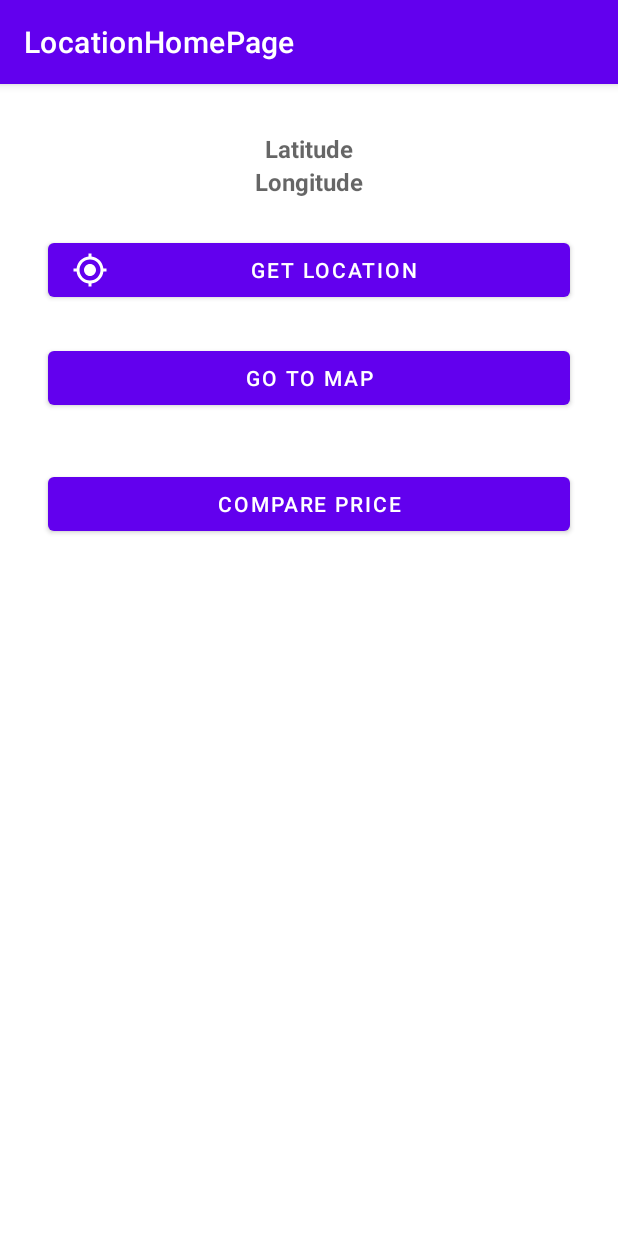
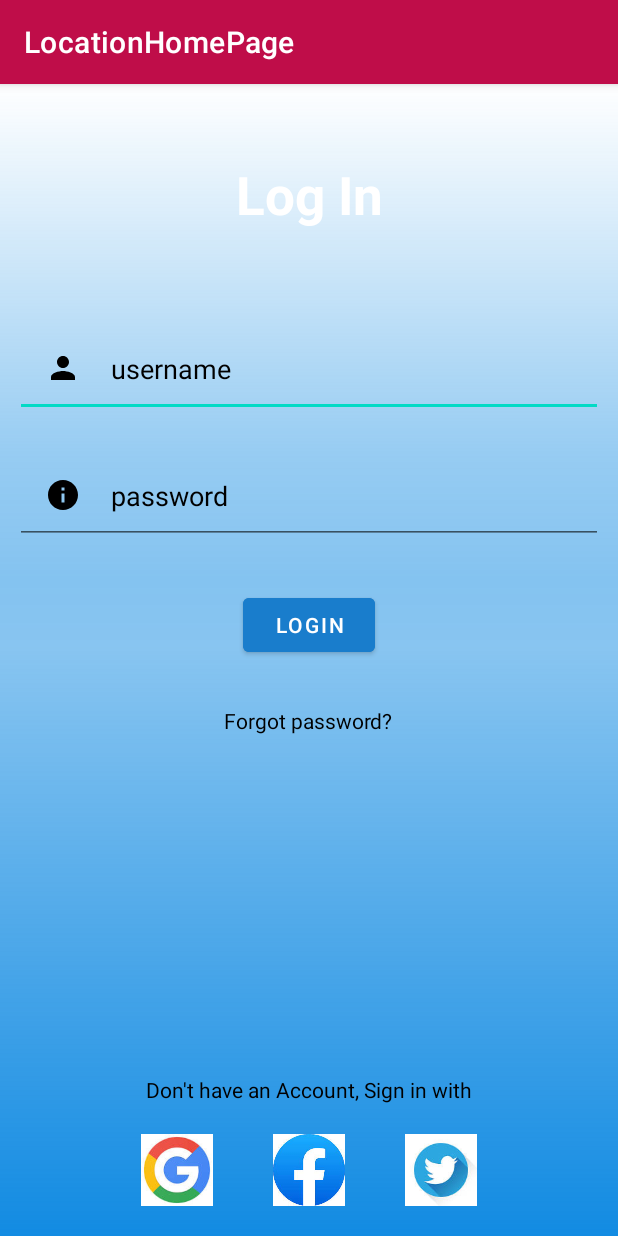
Before and after one commit to johnmakgakgadev/open-team6, an Android app: the screen it shows after launch (MainActivity before the commit, Login1 after it), on a phone screen of 412 x 824 dp. Run offline under Robolectric (Android 15) with nearby library versions, the phone set to English and light mode, and no system bars.

Commit message:
code base with login screen

```diff
--- a/app/src/main/java/com/example/locationhomepage/SplashScreen.kt
+++ b/app/src/main/java/com/example/locationhomepage/Interface/SplashScreen.kt
@@ -1,4 +1,4 @@
-package com.example.locationhomepage
+package com.example.locationhomepage.Interface
 
 import android.content.Intent
 import androidx.appcompat.app.AppCompatActivity
@@ -6,6 +6,8 @@ import android.os.Bundle
 import android.os.Handler
 import android.os.Looper
 import android.view.WindowManager
+import com.example.locationhomepage.Login1
+import com.example.locationhomepage.MainActivity
 import com.example.locationhomepage.databinding.ActivitySplashScreenBinding
 
 class SplashScreen : AppCompatActivity() {
@@ -24,7 +26,7 @@ class SplashScreen : AppCompatActivity() {
         )
 
         Handler(Looper.getMainLooper()).postDelayed({
-            val intent = Intent(this, MainActivity::class.java)
+            val intent = Intent(this, Login1::class.java)
             startActivity(intent)
             finish()
         }, 5000)
--- /dev/null
+++ b/app/src/main/java/com/example/locationhomepage/Login1.kt
@@ -0,0 +1,22 @@
+package com.example.locationhomepage
+
+import android.annotation.SuppressLint
+import android.content.Intent
+import androidx.appcompat.app.AppCompatActivity
+import android.os.Bundle
+import android.widget.Button
+
+class Login1 : AppCompatActivity() {
+    @SuppressLint("MissingInflatedId")
+    override fun onCreate(savedInstanceState: Bundle?) {
+        super.onCreate(savedInstanceState)
+        setContentView(R.layout.activity_login1)
+
+        val login_btn : Button = findViewById(R.id.loginbtn)
+
+        login_btn.setOnClickListener {
+            val intent = Intent(applicationContext, MainActivity::class.java)
+            startActivity(intent)
+        }
+    }
+}
--- /dev/null
+++ b/app/src/main/res/drawable-v24/ic_baseline_info_24.xml
@@ -0,0 +1,5 @@
+<vector android:height="24dp" android:tint="#000000"
+    android:viewportHeight="24" android:viewportWidth="24"
+    android:width="24dp" xmlns:android="http://schemas.android.com/apk/res/android">
+    <path android:fillColor="@android:color/white" android:pathData="M12,2C6.48,2 2,6.48 2,12s4.48,10 10,10 10,-4.48 10,-10S17.52,2 12,2zM13,17h-2v-6h2v6zM13,9h-2L11,7h2v2z"/>
+</vector>
--- /dev/null
+++ b/app/src/main/res/drawable-v24/ic_baseline_location_on_24.xml
@@ -0,0 +1,5 @@
+<vector android:autoMirrored="true" android:height="24dp"
+    android:tint="#F1A509" android:viewportHeight="24"
+    android:viewportWidth="24" android:width="24dp" xmlns:android="http://schemas.android.com/apk/res/android">
+    <path android:fillColor="@android:color/white" android:pathData="M12,2C8.13,2 5,5.13 5,9c0,5.25 7,13 7,13s7,-7.75 7,-13c0,-3.87 -3.13,-7 -7,-7zM12,11.5c-1.38,0 -2.5,-1.12 -2.5,-2.5s1.12,-2.5 2.5,-2.5 2.5,1.12 2.5,2.5 -1.12,2.5 -2.5,2.5z"/>
+</vector>
--- /dev/null
+++ b/app/src/main/res/drawable-v24/ic_baseline_person_24.xml
@@ -0,0 +1,5 @@
+<vector android:height="24dp" android:tint="#000000"
+    android:viewportHeight="24" android:viewportWidth="24"
+    android:width="24dp" xmlns:android="http://schemas.android.com/apk/res/android">
+    <path android:fillColor="@android:color/white" android:pathData="M12,12c2.21,0 4,-1.79 4,-4s-1.79,-4 -4,-4 -4,1.79 -4,4 1.79,4 4,4zM12,14c-2.67,0 -8,1.34 -8,4v2h16v-2c0,-2.66 -5.33,-4 -8,-4z"/>
+</vector>
--- /dev/null
+++ b/app/src/main/res/drawable-v24/rectangle_1__1_.xml
@@ -0,0 +1,24 @@
+<vector xmlns:android="http://schemas.android.com/apk/res/android"
+    xmlns:aapt="http://schemas.android.com/aapt"
+    android:width="400dp"
+    android:height="537dp"
+    android:viewportWidth="400"
+    android:viewportHeight="537">
+  <path
+      android:pathData="M0,0h400v537h-400z">
+    <aapt:attr name="android:fillColor">
+      <gradient
+          android:startX="200"
+          android:startY="0"
+          android:endX="200"
+          android:endY="537"
+          android:type="linear">
+        <item android:offset="0" android:color="#003A9CE2"/>
+        <item android:offset="0.32" android:color="#70128BE2"/>
+        <item android:offset="0.43" android:color="#84128BE2"/>
+        <item android:offset="0.49" android:color="#80128BE2"/>
+        <item android:offset="1" android:color="#FF128BE2"/>
+      </gradient>
+    </aapt:attr>
+  </path>
+</vector>
--- /dev/null
+++ b/app/src/main/res/layout/activity_login1.xml
@@ -0,0 +1,125 @@
+<?xml version="1.0" encoding="utf-8"?>
+<RelativeLayout xmlns:android="http://schemas.android.com/apk/res/android"
+    xmlns:app="http://schemas.android.com/apk/res-auto"
+    xmlns:tools="http://schemas.android.com/tools"
+    android:layout_width="match_parent"
+    android:layout_height="match_parent"
+    tools:context=".Login1"
+    android:background="@drawable/rectangle_1__1_">
+
+
+    <TextView
+        android:id="@+id/signin"
+        android:layout_width="match_parent"
+        android:layout_height="wrap_content"
+        android:layout_marginStart="50dp"
+        android:layout_marginTop="50dp"
+        android:layout_marginEnd="50dp"
+        android:layout_marginBottom="50dp"
+        android:gravity="center"
+        android:text="Log In"
+        android:textColor="@color/white"
+        android:textSize="35dp"
+        android:textStyle="bold" />
+
+    <EditText
+        android:id="@+id/username"
+        android:layout_width="match_parent"
+        android:layout_height="wrap_content"
+        android:layout_below="@id/signin"
+        android:layout_marginStart="10dp"
+        android:layout_marginTop="10dp"
+        android:layout_marginEnd="10dp"
+        android:layout_marginBottom="10dp"
+        android:hint="username"
+        android:padding="20dp"
+        android:textColor="@color/black"
+        android:textColorHint="@color/black"
+        android:drawableLeft="@drawable/ic_baseline_person_24"
+        android:drawablePadding="20dp"/>
+
+    <EditText
+        android:id="@+id/password"
+        android:layout_width="match_parent"
+        android:layout_height="wrap_content"
+        android:layout_below="@id/username"
+        android:layout_marginStart="10dp"
+        android:layout_marginTop="10dp"
+        android:layout_marginEnd="10dp"
+        android:layout_marginBottom="10dp"
+        android:hint="password"
+        android:padding="20dp"
+        android:textColor="@color/black"
+        android:textColorHint="@color/black"
+        android:drawableLeft="@drawable/ic_baseline_info_24"
+        android:drawablePadding="20dp"
+        android:inputType="textPassword"/>
+
+    <com.google.android.material.button.MaterialButton
+        android:id="@+id/loginbtn"
+        android:layout_width="wrap_content"
+        android:layout_height="wrap_content"
+        android:layout_below="@id/password"
+        android:layout_centerHorizontal="true"
+        android:layout_marginStart="20dp"
+        android:layout_marginTop="20dp"
+        android:layout_marginEnd="20dp"
+        android:layout_marginBottom="20dp"
+        android:backgroundTint="#197DCC"
+        android:text="LOGIN" />
+
+    <TextView
+        android:id="@+id/forgotpass"
+        android:layout_width="wrap_content"
+        android:layout_height="wrap_content"
+        android:layout_below="@id/loginbtn"
+        android:layout_centerHorizontal="true"
+        android:layout_marginStart="10dp"
+        android:layout_marginTop="10dp"
+        android:layout_marginEnd="10dp"
+        android:layout_marginBottom="10dp"
+        android:text="Forgot password?"
+        android:textColor="@color/black" />
+
+
+    <TextView
+        android:layout_width="wrap_content"
+        android:layout_height="wrap_content"
+        android:id="@+id/others"
+        android:layout_above="@id/socialicons"
+        android:text="Don't have an Account, Sign in with"
+        android:textColor="@color/black"
+        android:layout_centerHorizontal="true"/>
+
+    <LinearLayout
+        android:layout_width="match_parent"
+        android:layout_height="wrap_content"
+        android:id="@+id/socialicons"
+        android:layout_alignParentBottom="true"
+        android:gravity="center">
+
+
+        <ImageView
+            android:layout_width="48dp"
+            android:layout_height="48dp"
+            android:layout_margin="20dp"
+            android:src="@drawable/googleicon"/>
+
+        <ImageView
+            android:layout_width="48dp"
+            android:layout_height="48dp"
+            android:layout_margin="20dp"
+            android:src="@drawable/fbicon"/>
+
+        <ImageView
+            android:layout_width="48dp"
+            android:layout_height="48dp"
+            android:layout_margin="20dp"
+            android:src="@drawable/twittericon"/>
+    </LinearLayout>
+
+
+
+
+
+</RelativeLayout>
--- a/app/src/main/res/values-night/themes.xml
+++ b/app/src/main/res/values-night/themes.xml
@@ -2,7 +2,7 @@
     <!-- Base application theme. -->
     <style name="Theme.LocationHomePage" parent="Theme.MaterialComponents.DayNight.DarkActionBar">
         <!-- Primary brand color. -->
-        <item name="colorPrimary">@color/purple_200</item>
+        <item name="colorPrimary">@color/rdennisred</item>
         <item name="colorPrimaryVariant">@color/purple_700</item>
         <item name="colorOnPrimary">@color/black</item>
         <!-- Secondary brand color. -->
--- a/app/src/main/res/values/colors.xml
+++ b/app/src/main/res/values/colors.xml
@@ -1,6 +1,6 @@
 <?xml version="1.0" encoding="utf-8"?>
 <resources>
-    <color name="purple_200">#FFBB86FC</color>
+    <color name="rdennisred">#BF0D49</color>
     <color name="purple_500">#FF6200EE</color>
     <color name="purple_700">#FF3700B3</color>
     <color name="teal_200">#FF03DAC5</color>
--- a/app/src/main/res/values/themes.xml
+++ b/app/src/main/res/values/themes.xml
@@ -2,7 +2,7 @@
     <!-- Base application theme. -->
     <style name="Theme.LocationHomePage" parent="Theme.MaterialComponents.DayNight.DarkActionBar">
         <!-- Primary brand color. -->
-        <item name="colorPrimary">@color/purple_500</item>
+        <item name="colorPrimary">@color/rdennisred</item>
         <item name="colorPrimaryVariant">@color/purple_700</item>
         <item name="colorOnPrimary">@color/white</item>
         <!-- Secondary brand color. -->
```
Also changed, not shown: app/src/main/AndroidManifest.xml (+18 -12 lines), app/src/main/java/com/example/locationhomepage/Interface/Login.kt (added, +16 -0 lines), app/src/main/java/com/example/locationhomepage/MainActivity.kt (+1 -6 lines), app/src/main/res/drawable-v24/android_small___2.xml (added, +9 -0 lines), app/src/main/res/layout/activity_login.xml (added, +125 -0 lines), app/src/main/res/drawable-v24/fbicon.jpeg (added), app/src/main/res/drawable-v24/googleicon.jpeg (added), app/src/main/res/drawable-v24/twittericon.jpeg (added).
